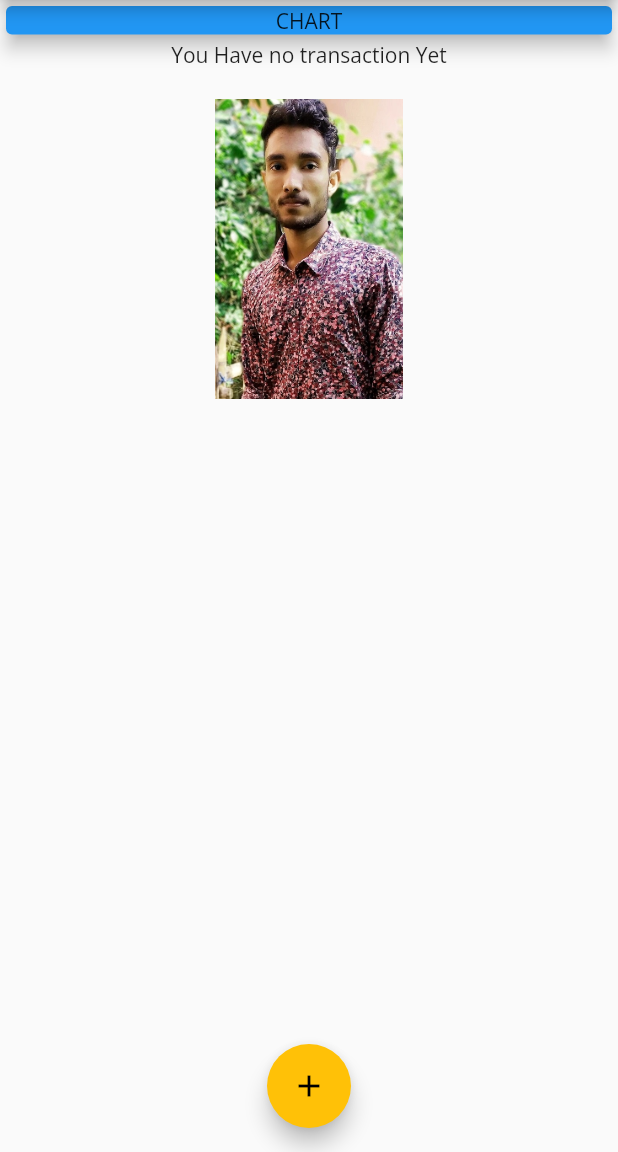
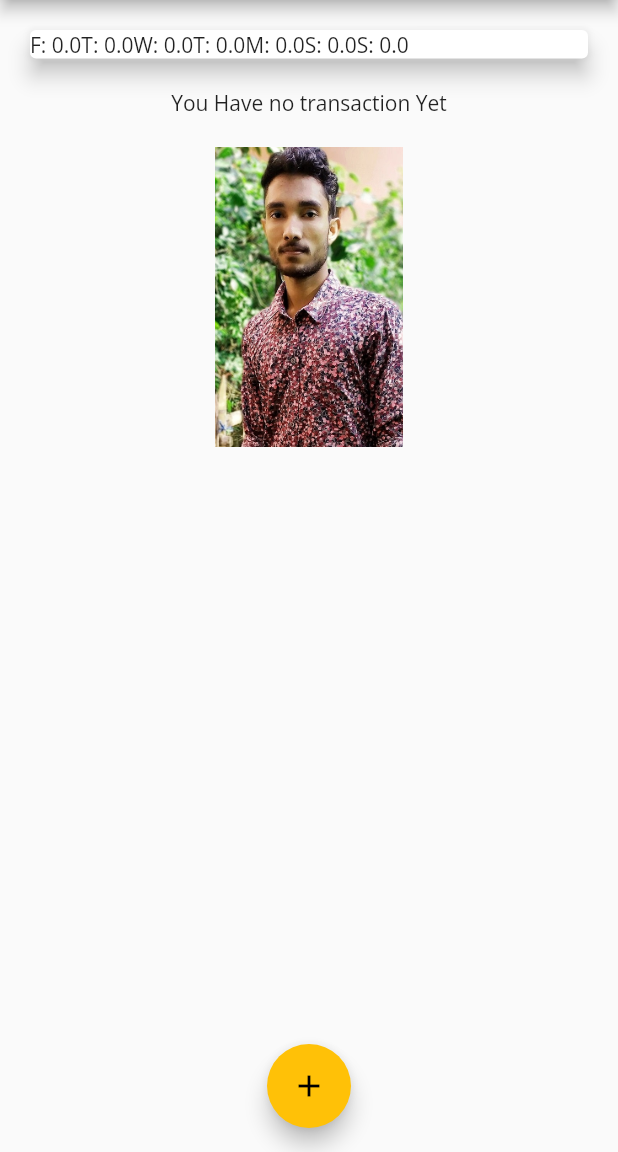
Before and after one commit to NewtonGain/home_test, a Flutter app: the screen it shows after launch, on a phone screen of 412 x 824 dp, the part 84-1236 px from its top. Run offline on Flutter 3.47's test engine with Material 2 defaults, Android fonts, the light colour scheme and no system bars.

Commit message:
chart widget add

```diff
--- a/lib/main.dart
+++ b/lib/main.dart
@@ -1,7 +1,8 @@
 import 'package:flutter/material.dart';
+import 'package:home_test/widgets/chart.dart';
 import 'package:home_test/widgets/new_transaction.dart';
 import 'package:home_test/widgets/transaction_list.dart';
-
+import './widgets/chart.dart';
 import 'models/transaction.dart';
 
 void main() => runApp(MyApp());
@@ -31,13 +32,22 @@
 
 class _MyHomePageState extends State<MyHomePage> {
   final List<Transaction> _userTransactions = [
-   /* Transaction(
+    /* Transaction(
       id: 't1',
       title: 'Shopping',
       amount: 23.33,
       date: DateTime.now(),
     ),*/
   ];
+  List<Transaction> get _recentTransactions {
+    return _userTransactions.where((tx) {
+      return tx.date.isAfter(
+        DateTime.now().subtract(
+          Duration(days: 7),
+        ),
+      );
+    }).toList();
+  }
 
   void _addNewTransaction(String txTitle, double txAmount) {
     final newTx = Transaction(
@@ -80,14 +90,8 @@
           //mainAxisAlignment: MainAxisAlignment.spaceAround,
           crossAxisAlignment: CrossAxisAlignment.stretch,
           children: [
-            Container(
-              child: Card(
-                color: Colors.blue,
-                child: Center(child: Text('CHART')),
-                elevation: 5,
-              ),
-            ),
-            TransactionList(_userTransactions),
+            Chart(_recentTransactions),
+            TransactionList(_recentTransactions),
           ],
         ),
       ),
--- a/lib/widgets/chart.dart
+++ b/lib/widgets/chart.dart
@@ -0,0 +1,43 @@
+import 'package:flutter/material.dart';
+import 'package:home_test/models/transaction.dart';
+import '../models/transaction.dart';
+import 'package:intl/intl.dart';
+
+class Chart extends StatelessWidget {
+  final List<Transaction> recentTransactions;
+  Chart(this.recentTransactions);
+
+  List<Map<String, Object>> get groupedTransactionValues {
+    return List.generate(7, (index) {
+      final weekDay = DateTime.now().subtract(
+        Duration(days: index),
+      );
+      var totalSum = 0.0;
+      for (var i = 0; i < recentTransactions.length; i++) {
+        if (recentTransactions[i].date.day == weekDay.day &&
+            recentTransactions[i].date.month == weekDay.month &&
+            recentTransactions[i].date.year == weekDay.year) {
+          totalSum += recentTransactions[i].amount;
+        }
+      }
+
+      return {
+        'day': DateFormat.E().format(weekDay).substring(0, 1),
+        'amount': totalSum
+      };
+    });
+  }
+
+  @override
+  Widget build(BuildContext context) {
+    return Card(
+      elevation: 6,
+      margin: EdgeInsets.all(20),
+      child: Row(
+        children: groupedTransactionValues.map((data) {
+          return Text('${data['day']}: ${data['amount']}');
+        }).toList(),
+      ),
+    );
+  }
+}
```
